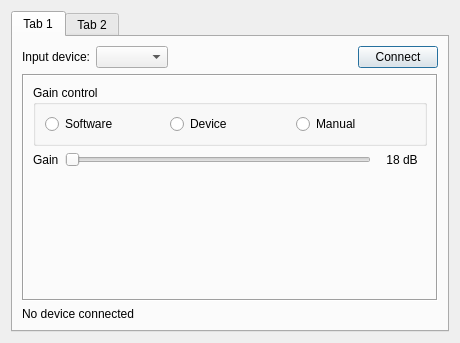
First picture: the form in gui/setupdialog.ui, repository KejPi/AbracaDABra, before the edit.
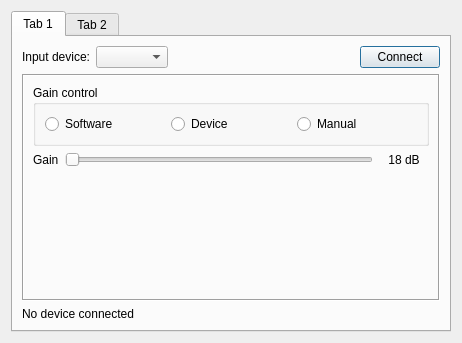
Second picture: the form after the edit.

```diff
--- a/gui/setupdialog.ui
+++ b/gui/setupdialog.ui
@@ -6,7 +6,7 @@
    <rect>
     <x>0</x>
     <y>0</y>
-    <width>456</width>
+    <width>462</width>
     <height>339</height>
    </rect>
   </property>
```
Left out of the diff: 2 changed lines with no effect on the pictures.
